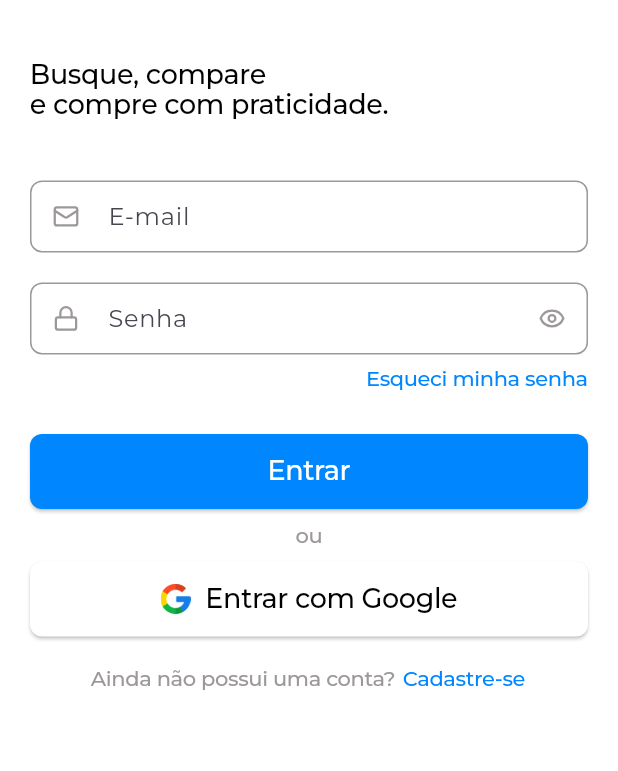
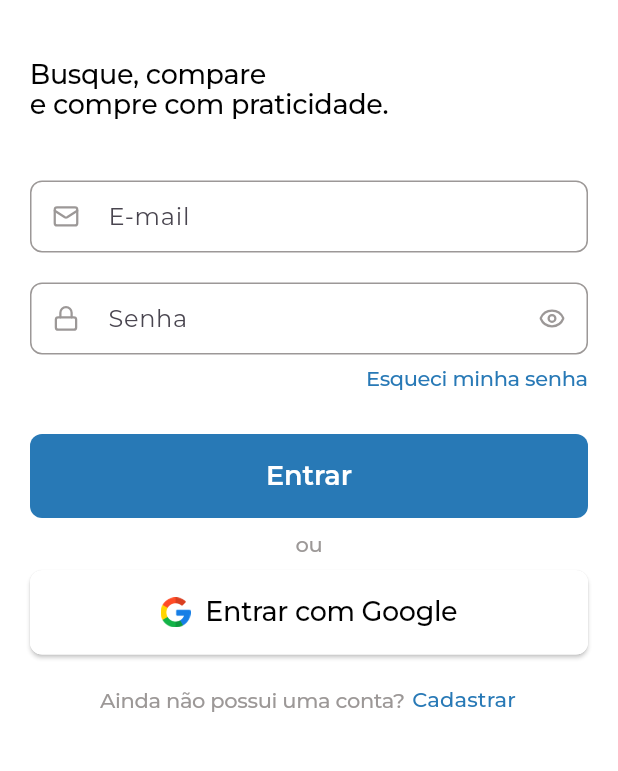
Before and after one commit to buscapao/buscapao-mobile, a Flutter app: the LoginPage screen opened directly, on a phone screen of 412 x 824 dp, the part 365-1136 px from its top. Run offline on Flutter 3.47's test engine with Material 3 defaults, Android fonts, the phone set to English and light mode, and no system bars; our stand-ins replace carousel_slider, dots_indicator, lucide_icons_flutter.

Commit message:
tema refatorado

```diff
--- a/lib/components/carousel_item_home.dart
+++ b/lib/components/carousel_item_home.dart
@@ -2,7 +2,6 @@ import 'dart:math';
 import 'package:flutter/material.dart';
 import 'package:projeto_/data/models/list_markets.dart';
 import 'package:projeto_/data/models/products_list.dart';
-import 'package:projeto_/theme/buttons.dart';
 import 'package:projeto_/theme/colors.dart';
 import 'package:projeto_/theme/padding.dart';
 import 'package:projeto_/theme/text.dart';
@@ -27,7 +26,7 @@ class CarouselProductsHome extends StatelessWidget {
               ),
 
               //Leva pra página de mercados destaque
-              SkipButton(text: 'Ver tudo', onPressed: () {}),
+              TextButton(child: Text('Ver tudo'), onPressed: () {}),
             ],
           ),
         ),
--- a/lib/components/carousel_market_home.dart
+++ b/lib/components/carousel_market_home.dart
@@ -1,6 +1,5 @@
 import 'package:flutter/material.dart';
 import 'package:projeto_/data/models/list_markets.dart';
-import 'package:projeto_/theme/buttons.dart';
 import 'package:projeto_/theme/colors.dart';
 import 'package:projeto_/theme/img.dart';
 import 'package:projeto_/theme/padding.dart';
@@ -27,7 +26,7 @@ class CarouselMarketHome extends StatelessWidget {
               ),
 
               //Leva pra página de mercados destaque
-              SkipButton(text: 'Ver tudo', onPressed: () {}),
+              TextButton(child: Text('Ver tudo'), onPressed: () {}),
             ],
           ),
         ),
--- a/lib/data/repository/post_register.dart
+++ b/lib/data/repository/post_register.dart
@@ -13,7 +13,7 @@ class UserModelFisica {
   String? genero;
   String? tipoUsuario;
 
-  /// Validação da senha com os critérios necessários
+  /// !Validação da senha com os critérios necessários
   Map<String, bool> validatePassword(String value) {
     return {
       'Mínimo de 8 caracteres': value.length >= 8,
@@ -24,7 +24,7 @@ class UserModelFisica {
     };
   }
 
-  /// Validação da confirmação de senha
+  /// !Validação da confirmação de senha
   String? validateConfirmPassword(String value) {
     if (value.isNotEmpty && value != password) {
       return 'As senhas não coincidem.';
@@ -33,7 +33,7 @@ class UserModelFisica {
   }
 }
 
-/// Service responsável pela lógica de negócio do cadastro de pessoa física.
+/// !Service responsável pela lógica de negócio do cadastro de pessoa física.
 class CadastroFisicaService {
   /// Valida os campos obrigatórios do formulário.
   String? validarCamposObrigatorios(
--- a/lib/main.dart
+++ b/lib/main.dart
@@ -1,5 +1,6 @@
 import 'package:flutter/material.dart';
 import 'package:projeto_/screens/prev.login.dart';
+import 'package:projeto_/theme/buttons.dart';
 import 'package:projeto_/theme/colors.dart';
 
 void main() => runApp(const MyApp());
@@ -19,6 +20,9 @@ class MyApp extends StatelessWidget {
         iconButtonTheme: IconButtonThemeData(
           style: IconButton.styleFrom(foregroundColor: AppColors.white),
         ),
+        elevatedButtonTheme: AppButtonTheme.elevatedButtonTheme,
+        outlinedButtonTheme: AppButtonTheme.outlinedButtonTheme,
+        textButtonTheme: AppButtonTheme.textButtonTheme,
         useMaterial3: true,
       ),
       home: PrevLogin(),
--- a/lib/screens/login_page.dart
+++ b/lib/screens/login_page.dart
@@ -7,7 +7,6 @@ import 'package:projeto_/theme/img.dart';
 import 'package:projeto_/theme/padding.dart';
 import 'package:projeto_/theme/text.dart';
 import 'package:projeto_/helpers/navigation.dart';
-import 'package:projeto_/theme/buttons.dart';
 import 'package:projeto_/widgets/custom_textfield.dart';
 
 class LoginPage extends StatefulWidget {
@@ -33,7 +32,8 @@ class _LoginPageState extends State<LoginPage> {
   @override
   Widget build(BuildContext context) {
     return Scaffold(
-      body: SingleChildScrollView(
+      body: Expanded(
+        child: SingleChildScrollView(
           child: Padding(
             padding: AppPadding.all20,
             child: Column(
@@ -90,8 +90,8 @@ class _LoginPageState extends State<LoginPage> {
                 // Esqueci minha senha
                 Align(
                   alignment: Alignment.centerRight,
-                child: SkipButton(
-                  text: 'Esqueci minha senha',
+                  child: TextButton(
+                    child:Text('Esqueci minha senha', style: AppTextStyles.size14Medium(context).copyWith(color: AppColors.primaryColor)),
                     onPressed: () {
                       _showModal(context);
                     },
@@ -101,11 +101,9 @@ class _LoginPageState extends State<LoginPage> {
                 SizedBox(height: 30),
 
                 // Botão Entrar
-              PrimaryButton(
+                ElevatedButton(
                   onPressed: () => Navigation.replaceCurrent(context, RootPage()),
-                text: 'Entrar',
-                heigh: 50,
-                width: double.infinity,
+                  child: const Text('Entrar'),
                 ),
 
                 SizedBox(height: 10),
@@ -123,11 +121,25 @@ class _LoginPageState extends State<LoginPage> {
                 SizedBox(height: 10),
 
                 // Botão Entrar com Google
-              SocialButton(
+                OutlinedButton(
+                  style: OutlinedButton.styleFrom(
+                    shadowColor: Colors.black,
+                    elevation: 1.2
+                  ),
                   onPressed: () {},
-                text: 'Entrar com Google',
-                heigh: 50,
-                width: double.infinity,
+                  child: Row(
+                    mainAxisAlignment: MainAxisAlignment.center,
+                    children: [
+                      Image.asset(Img.google, height: 20),
+                      const SizedBox(width: 10),
+                      Text(
+                        'Entrar com Google',
+                        style: AppTextStyles.size18Medium(
+                          context,
+                        ).copyWith(color: AppColors.black),
+                      ),
+                    ],
+                  ),
                 ),
 
                 SizedBox(height: 20),
@@ -148,8 +160,8 @@ class _LoginPageState extends State<LoginPage> {
                           overflow: TextOverflow.ellipsis,
                         ),
                         SizedBox(width: 5),
-                      SkipButton(
-                        text: 'Cadastre-se',
+                        TextButton(
+                          child: const Text('Cadastrar'),
                           onPressed:
                               () => Navigation.navigateTo(
                                 context,
@@ -161,6 +173,7 @@ class _LoginPageState extends State<LoginPage> {
                   ),
                 ),
               ],
+            ),
           ),
         ),
       ),
@@ -210,8 +223,8 @@ void _showModal(BuildContext context) {
 
                   Align(
                     alignment: Alignment.centerRight,
-                    child: SkipButton(
-                      text: 'Enviar',
+                    child: TextButton(
+                      child: const Text('Enviar'),
                       onPressed: () {
                         Navigator.pop(context);
                       },
--- a/lib/theme/buttons.dart
+++ b/lib/theme/buttons.dart
@@ -1,10 +1,7 @@
 import 'package:flutter/material.dart';
-import 'package:projeto_/root_page.dart';
 import 'package:projeto_/theme/colors.dart';
-import 'package:projeto_/theme/img.dart';
 import 'package:projeto_/theme/radius.dart';
 import 'package:projeto_/theme/text.dart';
-import 'package:projeto_/helpers/navigation.dart';
 
 // botao de link/skip
 class SkipButton extends StatelessWidget {
@@ -33,154 +30,51 @@ class SkipButton extends StatelessWidget {
   }
 }
 
-//botão com icone de next
-class NextButton extends StatelessWidget {
-  const NextButton({
-    super.key,
-    required PageController controller,
-    required this.totalPages,
-  }) : _controller = controller;
+class AppButtonTheme {
+  AppButtonTheme._();
 
-  final PageController _controller;
-  final int totalPages;
+  // botao primario
+  static final elevatedButtonTheme = ElevatedButtonThemeData(
+    style: ElevatedButton.styleFrom(
+      elevation: 0,
+      foregroundColor: AppColors.white,
+      backgroundColor: AppColors.primaryColor,
+      splashFactory: InkRipple.splashFactory,
+      shape: RoundedRectangleBorder(borderRadius: AppRadius.border8),
+      minimumSize: const Size(double.infinity, 56),
+      textStyle: const TextStyle(
+        fontSize: 18,
+        fontWeight: FontWeight.w600,
+        fontFamily: 'Montserrat',
+      ),
+    ),
+  );
+  //botao secundario
+  static final outlinedButtonTheme = OutlinedButtonThemeData(
+    style: OutlinedButton.styleFrom(
+      foregroundColor: AppColors.primaryColor,
+      backgroundColor: Colors.white,
+      side: const BorderSide(color: AppColors.white),
+      splashFactory: InkRipple.splashFactory,
+      shape: RoundedRectangleBorder(borderRadius: AppRadius.border8),
+      minimumSize: const Size(double.infinity, 56),
+      textStyle: const TextStyle(
+        fontSize: 18,
+        fontWeight: FontWeight.w600,
+        fontFamily: 'Montserrat',
+      ),
+    ),
+  );
 
-  @override
-  Widget build(BuildContext context) {
-    return IconButton(
-      onPressed: () async {
-        await Future.delayed(Duration.zero);
-
-        final int currentPage = _controller.page?.round() ?? 0;
-
-        if (currentPage == totalPages - 1) {
-          Navigation.navigateTo(context, const RootPage());
-        } else {
-          _controller.nextPage(
-            duration: const Duration(milliseconds: 500),
-            curve: Curves.easeInOut,
-          );
-        }
-      },
-      style: IconButton.styleFrom(
-        alignment: Alignment.center,
-        foregroundColor: AppColors.white,
-        shape: const CircleBorder(),
-        backgroundColor: AppColors.black,
-        padding: const EdgeInsets.all(12),
-      ),
-      icon: const Icon(Icons.arrow_forward_ios, size: 20),
-    );
-  }
+  // text button
+  static final textButtonTheme = TextButtonThemeData(
+    style: TextButton.styleFrom(
+      foregroundColor: AppColors.primaryColor,
+      backgroundColor: Colors.transparent,
+      splashFactory: NoSplash.splashFactory,
+      padding: EdgeInsets.zero,
+      minimumSize: Size.zero,
+      tapTargetSize: MaterialTapTargetSize.shrinkWrap,
+    ),
+  );
 }
-
-// botao pricipal
-class PrimaryButton extends StatelessWidget {
-  final VoidCallback onPressed;
-  final String text;
-  final double heigh;
-  final double width;
-  const PrimaryButton({
-    super.key,
-    required this.onPressed,
-    required this.text,
-    required this.heigh,
-    required this.width,
-  });
-
-  @override
-  Widget build(BuildContext context) {
-    return ElevatedButton(
-      style: ElevatedButton.styleFrom(
-        backgroundColor: AppColors.primaryColor,
-        minimumSize: Size(width, heigh),
-        splashFactory: InkRipple.splashFactory,
-        overlayColor: Colors.blue[100],
-        shape: RoundedRectangleBorder(borderRadius: AppRadius.border8),
-      ),
-      onPressed: onPressed,
-      child: Text(
-        text,
-        style: AppTextStyles.size18Medium(
-          context,
-        ).copyWith(color: AppColors.white),
-      ),
-    );
-  }
-}
-
-// botao secundario
-class SecondaryButton extends StatelessWidget {
-  final VoidCallback onPressed;
-  final String text;
-  final double heigh;
-  final double width;
-  const SecondaryButton({
-    super.key,
-    required this.onPressed,
-    required this.text,
-    required this.heigh,
-    required this.width,
-  });
-
-  @override
-  Widget build(BuildContext context) {
-    return ElevatedButton(
-      style: ElevatedButton.styleFrom(
-        backgroundColor: AppColors.white,
-        minimumSize: Size(width, heigh),
-        splashFactory: InkRipple.splashFactory,
-        overlayColor: Colors.blue[100],
-        shape: RoundedRectangleBorder(borderRadius: AppRadius.border8),
-      ),
-      onPressed: onPressed,
-      child: Text(
-        text,
-        style: AppTextStyles.size18Medium(
-          context,
-        ).copyWith(color: AppColors.primaryColor),
-      ),
-    );
-  }
-}
-
-class SocialButton extends StatelessWidget {
-  final VoidCallback onPressed;
-  final String text;
-  final double heigh;
-  final double width;
-  const SocialButton({
-    super.key,
-    required this.onPressed,
-    required this.text,
-    required this.heigh,
-    required this.width,
-  });
-
-  @override
-  Widget build(BuildContext context) {
-    return ElevatedButton(
-      style: ElevatedButton.styleFrom(
-        elevation: 1,
-        backgroundColor: AppColors.white,
-        minimumSize: Size(width, heigh),
-        splashFactory: InkRipple.splashFactory,
-        overlayColor: Colors.blue[100],
-        shape: RoundedRectangleBorder(borderRadius: AppRadius.border8),
-      ),
-      onPressed: onPressed,
-      child: Row(
-        mainAxisAlignment: MainAxisAlignment.center,
-        children: [
-          Image.asset(Img.google, height: 20),
-          const SizedBox(width: 10),
-          Text(
-            text,
-            style: AppTextStyles.size18Medium(
-              context,
-            ).copyWith(color: AppColors.black),
-          ),
-        ],
-      ),
-    );
-  }
-}
--- a/lib/theme/text.dart
+++ b/lib/theme/text.dart
@@ -20,14 +20,14 @@ class AppTextStyles {
     // Aumenta levemente dependendo do tamanho da tela
     double scaled = size;
     if (width < 400) {
-      scaled = size * 1; // pequeno aumento em telas pequenas
+      scaled = size * 1;
     } else if (width > 800) {
-      scaled = size * 1; // aumento moderado em telas grandes
+      scaled = size * 1;
     } else {
-      scaled = size * 1; // aumento padrão em telas médias
+      scaled = size * 1;
     }
 
-    // Aplica TextScaler (acessibilidade) e limita entre 95% e 150% do tamanho original
+    // Aplica TextScaler e limita entre 95% e 150% do tamanho original
     final double result = textScaler.scale(scaled);
     return result.clamp(size * 0.95, size * 1.5);
   }
--- a/lib/widgets/custom_textfield.dart
+++ b/lib/widgets/custom_textfield.dart
@@ -11,7 +11,7 @@ class CustomTextField extends StatelessWidget {
   final IconData icon;
   final IconData? suffixIcon;
   final VoidCallback? iconAction;
-  final bool obscureText;
+  final bool? obscureText;
   final Function(String value) onChanged;
   final TextEditingController controller;
   final TextInputType keyboardType;
@@ -25,19 +25,19 @@ class CustomTextField extends StatelessWidget {
     required this.icon,
     this.suffixIcon,
     this.iconAction,
-    required this.obscureText,
     required this.onChanged,
     required this.controller,
     required this.keyboardType,
     required this.textInputAction,
     this.inputFormatters,
+    this.obscureText,
   });
 
   @override
   Widget build(BuildContext context) {
     return TextFormField(
       textInputAction: textInputAction,
-      obscureText: obscureText,
+      obscureText: obscureText ?? false,
       controller: controller,
       keyboardType: keyboardType,
       onChanged: onChanged,
```
Also changed, not shown: lib/screens/address_page.dart (+2 -5 lines), lib/screens/history_page.dart (+9 -5 lines), lib/screens/personal_page.dart (+2 -5 lines), lib/screens/prev.login.dart (+4 -11 lines), lib/screens/register_page.dart (+2 -5 lines), lib/theme/colors.dart (+11 -1 lines). Lines whose indentation alone changed are shown as unchanged.
